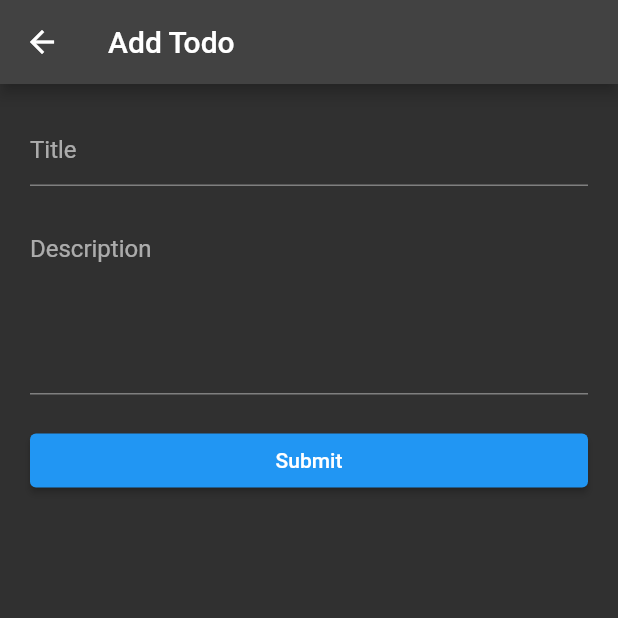
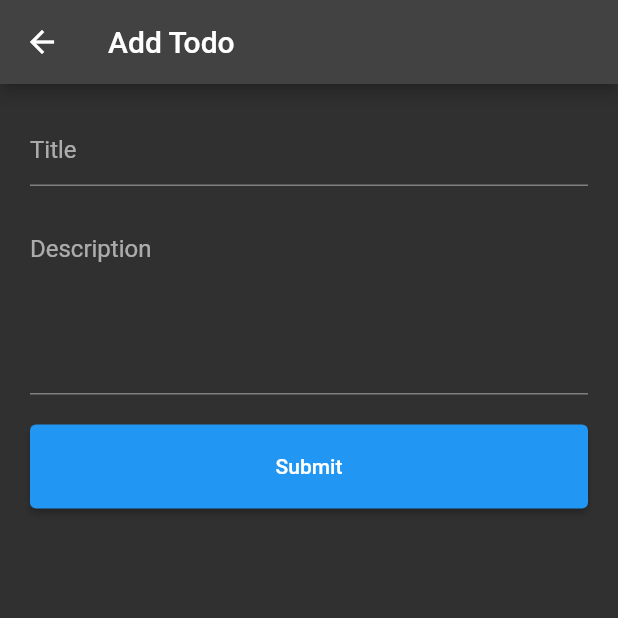
Before and after one commit to AthiraRamesh/ToDo-App-using-REST-API, a Flutter app: the screen it shows after launch, after a tap on "Add Todo", on a phone screen of 412 x 824 dp, the top half of it. Run offline on Flutter 3.47's test engine with Material 2 defaults, Android fonts, the phone set to English and light mode, and no system bars; network calls fail.

Commit message:
Edit Navigate,Refresh after Add & customize form page

```diff
--- a/lib/screens/add_page.dart
+++ b/lib/screens/add_page.dart
@@ -4,7 +4,8 @@ import 'package:flutter/material.dart';
 import 'package:http/http.dart' as http;
 
 class AddTodoPage extends StatefulWidget {
-  const AddTodoPage({super.key});
+  final Map? todo;
+  const AddTodoPage({super.key, this.todo});
 
   @override
   State<AddTodoPage> createState() => _AddTodoPageState();
@@ -13,11 +14,21 @@ class AddTodoPage extends StatefulWidget {
 class _AddTodoPageState extends State<AddTodoPage> {
   TextEditingController titleController = TextEditingController();
   TextEditingController descriptionController = TextEditingController();
+  bool isEdit = false;
+  @override
+  void initState() {
+    // TODO: implement initState
+    super.initState();
+    if (widget.todo != null) {
+      isEdit = true;
+    }
+  }
+
   @override
   Widget build(BuildContext context) {
     return Scaffold(
       appBar: AppBar(
-        title: Text('Add Todo'),
+        title: Text(isEdit ? 'Edit Todo' : 'Add Todo'),
       ),
       body: Padding(
         padding: const EdgeInsets.all(20.0),
@@ -40,12 +51,19 @@ class _AddTodoPageState extends State<AddTodoPage> {
             const SizedBox(
               height: 20,
             ),
-            ElevatedButton(onPressed: submitData, child: Text('Submit'))
+            ElevatedButton(
+                onPressed: isEdit ? UpdateData : submitData,
+                child: Padding(
+                  padding: const EdgeInsets.all(20.0),
+                  child: Text(isEdit ? 'Update' : 'Submit'),
+                ))
           ],
         ),
       ),
     );
   }
+
+  Future<void> UpdateData() async {}
 
   Future<void> submitData() async {
     // get the data from form
--- a/lib/screens/todo_list.dart
+++ b/lib/screens/todo_list.dart
@@ -45,6 +45,7 @@ class _TodoListPageState extends State<TodoListPage> {
                 trailing: PopupMenuButton(onSelected: (value) {
                   if (value == 'edit') {
                     //open the edit page
+                    navigateToEditPage(item);
                   } else if (value == 'delete') {
                     // delete and remove the item
                     deleteById(id);
@@ -71,9 +72,20 @@ class _TodoListPageState extends State<TodoListPage> {
     );
   }
 
-  void navigateToAddPage() {
+  Future<void> navigateToAddPage() async {
     final route = MaterialPageRoute(
       builder: (context) => AddTodoPage(),
+    );
+    await Navigator.push(context, route);
+    setState(() {
+      isLoading = true;
+    });
+    fetchTodo();
+  }
+
+  void navigateToEditPage(Map item) {
+    final route = MaterialPageRoute(
+      builder: (context) => AddTodoPage(todo: item),
     );
     Navigator.push(context, route);
   }
```
